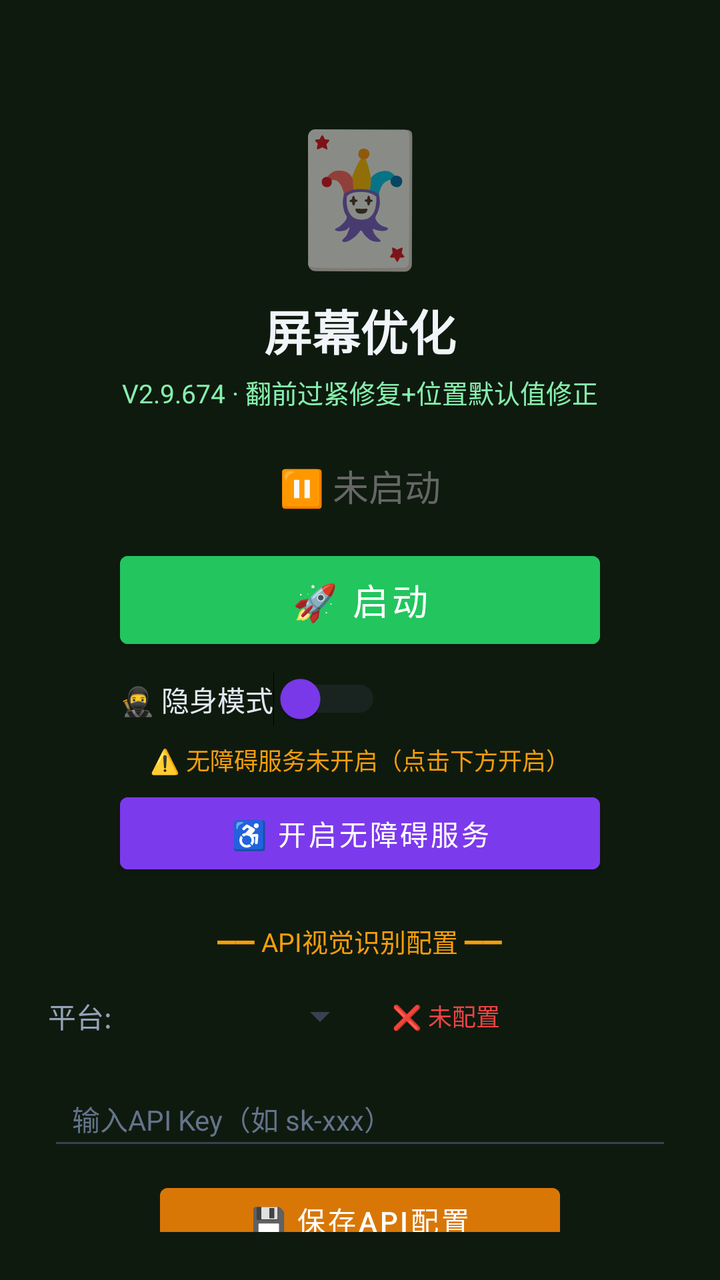
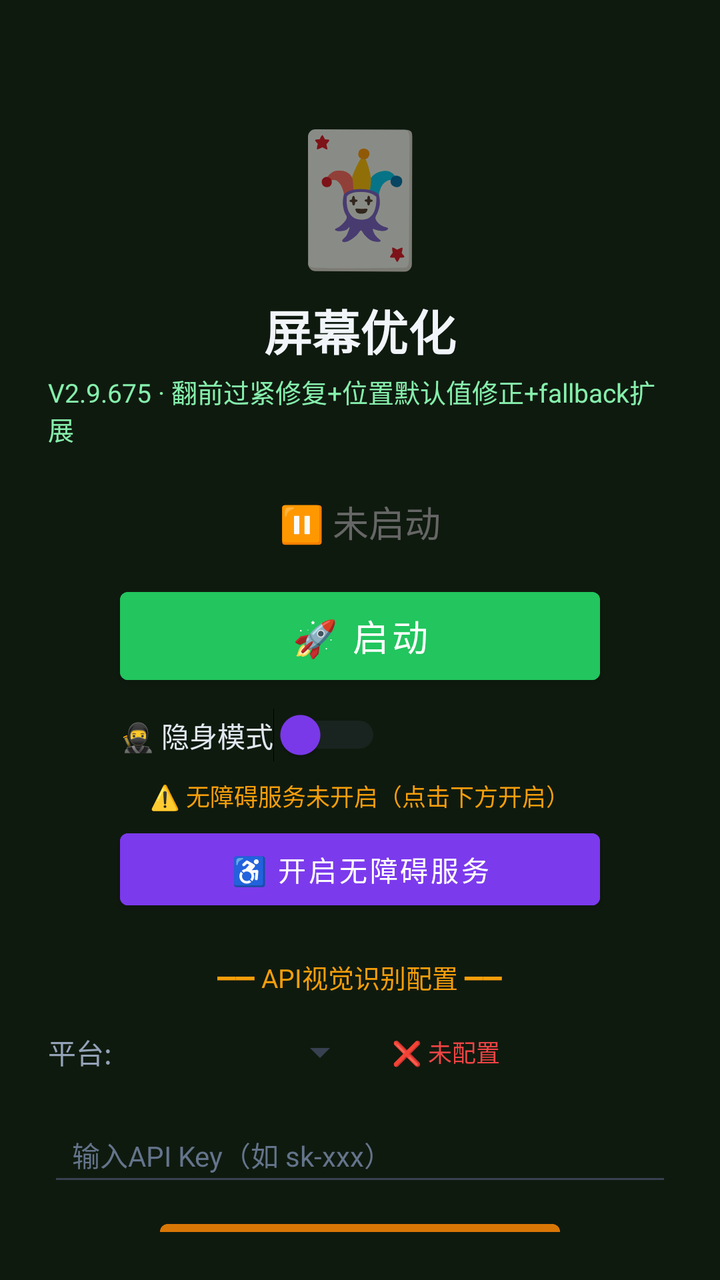

Two renders of the same Android screen: before a commit and after it. Below are the layout's source before the change and the commit's diff.
<!-- AndroidManifest.xml: activity theme Theme.MjScreenshot -->
<!-- res/layout/activity_main.xml -->
<?xml version="1.0" encoding="utf-8"?>
<LinearLayout xmlns:android="http://schemas.android.com/apk/res/android"
    android:layout_width="match_parent"
    android:layout_height="match_parent"
    android:orientation="vertical"
    android:background="#0f1a0f"
    android:padding="24dp"
    android:gravity="center_horizontal">

    <TextView
        android:layout_width="wrap_content"
        android:layout_height="wrap_content"
        android:text="🃏"
        android:textSize="64sp"
        android:layout_marginTop="30dp" />

    <TextView
        android:layout_width="wrap_content"
        android:layout_height="wrap_content"
        android:text="屏幕优化"
        android:textSize="24sp"
        android:textColor="#f1f5f9"
        android:textStyle="bold"
        android:layout_marginTop="8dp" />

    <TextView
        android:layout_width="wrap_content"
        android:layout_height="wrap_content"
        android:text="V2.9.674 · 翻前过紧修复+位置默认值修正"
        android:textSize="13sp"
        android:textColor="#86efac"
        android:layout_marginTop="4dp" />

    <TextView
        android:id="@+id/tvStatus"
        android:layout_width="wrap_content"
        android:layout_height="wrap_content"
        android:text="⏸ 未启动"
        android:textSize="18sp"
        android:textColor="#666666"
        android:layout_marginTop="24dp" />

    <Button
        android:id="@+id/btnStart"
        android:layout_width="240dp"
        android:layout_height="56dp"
        android:text="🚀 启动"
        android:textSize="18sp"
        android:textColor="#ffffff"
        android:backgroundTint="#22c55e"
        android:layout_marginTop="16dp" />

    <Button
        android:id="@+id/btnHelper"
        android:layout_width="240dp"
        android:layout_height="56dp"
        android:text="🃏 打开智囊"
        android:textSize="16sp"
        android:textColor="#ffffff"
        android:backgroundTint="#16a34a"
        android:layout_marginTop="12dp"
        android:visibility="gone" />

    
    <LinearLayout
        android:layout_width="240dp"
        android:layout_height="wrap_content"
        android:orientation="horizontal"
        android:gravity="center_vertical"
        android:layout_marginTop="8dp">

        <Switch
            android:id="@+id/switchStealth"
            android:layout_width="wrap_content"
            android:layout_height="wrap_content"
            android:text="🥷 隐身模式"
            android:textColor="#e2e8f0"
            android:textSize="14sp"
            android:thumbTint="#7c3aed"
            android:trackTint="#374151" />
    </LinearLayout>

    <TextView
        android:id="@+id/tvAccessibilityStatus"
        android:layout_width="wrap_content"
        android:layout_height="wrap_content"
        android:text="⚠️ 无障碍服务未开启（点击下方开启）"
        android:textSize="12sp"
        android:textColor="#f59e0b"
        android:layout_marginTop="8dp"
        android:gravity="center" />

    <Button
        android:id="@+id/btnAccessibility"
        android:layout_width="240dp"
        android:layout_height="48dp"
        android:text="♿ 开启无障碍服务"
        android:textSize="14sp"
        android:textColor="#ffffff"
        android:backgroundTint="#7c3aed"
        android:layout_marginTop="4dp" />

    <TextView
        android:layout_width="wrap_content"
        android:layout_height="wrap_content"
        android:text="━━ API视觉识别配置 ━━"
        android:textSize="13sp"
        android:textColor="#f59e0b"
        android:layout_marginTop="20dp" />

    <LinearLayout
        android:layout_width="match_parent"
        android:layout_height="wrap_content"
        android:orientation="horizontal"
        android:layout_marginTop="8dp"
        android:gravity="center_vertical">

        <TextView
            android:layout_width="wrap_content"
            android:layout_height="wrap_content"
            android:text="平台:"
            android:textSize="14sp"
            android:textColor="#94a3b8" />

        <Spinner
            android:id="@+id/spinnerProvider"
            android:layout_width="120dp"
            android:layout_height="40dp"
            android:layout_marginStart="8dp"
            android:backgroundTint="#374151" />

        <TextView
            android:id="@+id/tvApiStatus"
            android:layout_width="wrap_content"
            android:layout_height="wrap_content"
            android:text="❌ 未配置"
            android:textSize="12sp"
            android:textColor="#ef4444"
            android:layout_marginStart="12dp" />
    </LinearLayout>

    <EditText
        android:id="@+id/etApiKey"
        android:layout_width="match_parent"
        android:layout_height="44dp"
        android:hint="输入API Key（如 sk-xxx）"
        android:textSize="14sp"
        android:textColor="#e2e8f0"
        android:textColorHint="#64748b"
        android:backgroundTint="#374151"
        android:inputType="textPassword"
        android:layout_marginTop="8dp"
        android:paddingStart="12dp"
        android:paddingEnd="12dp" />

    <Button
        android:id="@+id/btnSaveApi"
        android:layout_width="200dp"
        android:layout_height="44dp"
        android:text="💾 保存API配置"
        android:textSize="14sp"
        android:textColor="#ffffff"
        android:backgroundTint="#d97706"
        android:layout_marginTop="8dp" />

    <TextView
        android:id="@+id/tvHint"
        android:layout_width="wrap_content"
        android:layout_height="wrap_content"
        android:text="先点上方按钮启动截屏"
        android:textSize="13sp"
        android:textColor="#666666"
        android:layout_marginTop="12dp"
        android:gravity="center" />

    <TextView
        android:layout_width="wrap_content"
        android:layout_height="wrap_content"
        android:text="使用步骤：\n1. 配置API Key（支持OpenAI/通义千问VL/硅基流动）\n2. 点「开启无障碍服务」→ 开启\n3. 开启「🥷隐身模式」(反检测)\n4. 点「启动」→ 允许悬浮窗\n5. 打牌时点屏幕上的🎯悬浮球即可截屏识别\n★ 拖动悬浮球可移到不挡牌的位置 ★\n★ 长按悬浮球可展开/收起详细面板 ★\n★ 悬浮球边框颜色=建议：绿=加注 橙=跟注 红=弃牌 ★"
        android:textSize="12sp"
        android:textColor="#64748b"
        android:layout_marginTop="12dp"
        android:lineSpacingExtra="3dp" />

</LinearLayout>
<!-- resources referenced by this layout -->
<resources>
  <style name="Theme.MjScreenshot" parent="Theme.MaterialComponents.DayNight.DarkActionBar">
          <item name="colorPrimary">#1e40af</item>
          <item name="colorPrimaryVariant">#1e3a8a</item>
          <item name="colorOnPrimary">#ffffff</item>
          <item name="android:statusBarColor">#0f172a</item>
      </style>
</resources>

<!-- the commit's change to res/layout/activity_main.xml (unified diff, before → after) -->
@@ -26,7 +26,7 @@
     <TextView
         android:layout_width="wrap_content"
         android:layout_height="wrap_content"
-        android:text="V2.9.674 · 翻前过紧修复+位置默认值修正"
+        android:text="V2.9.675 · 翻前过紧修复+位置默认值修正+fallback扩展"
         android:textSize="13sp"
         android:textColor="#86efac"
         android:layout_marginTop="4dp" />
